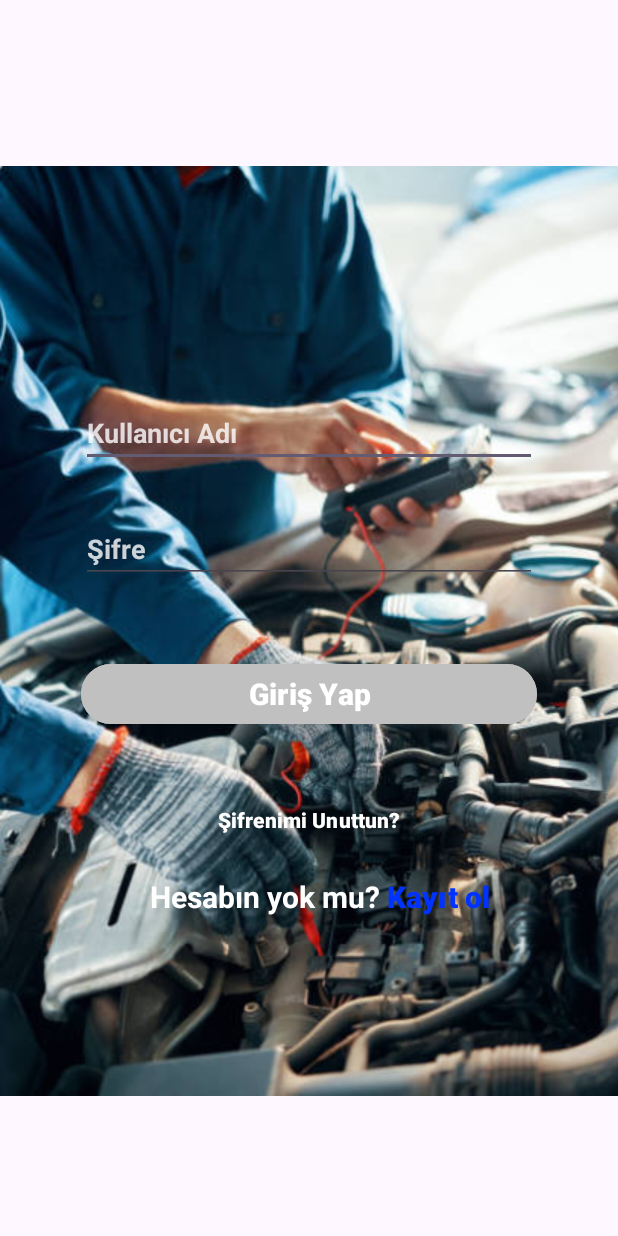
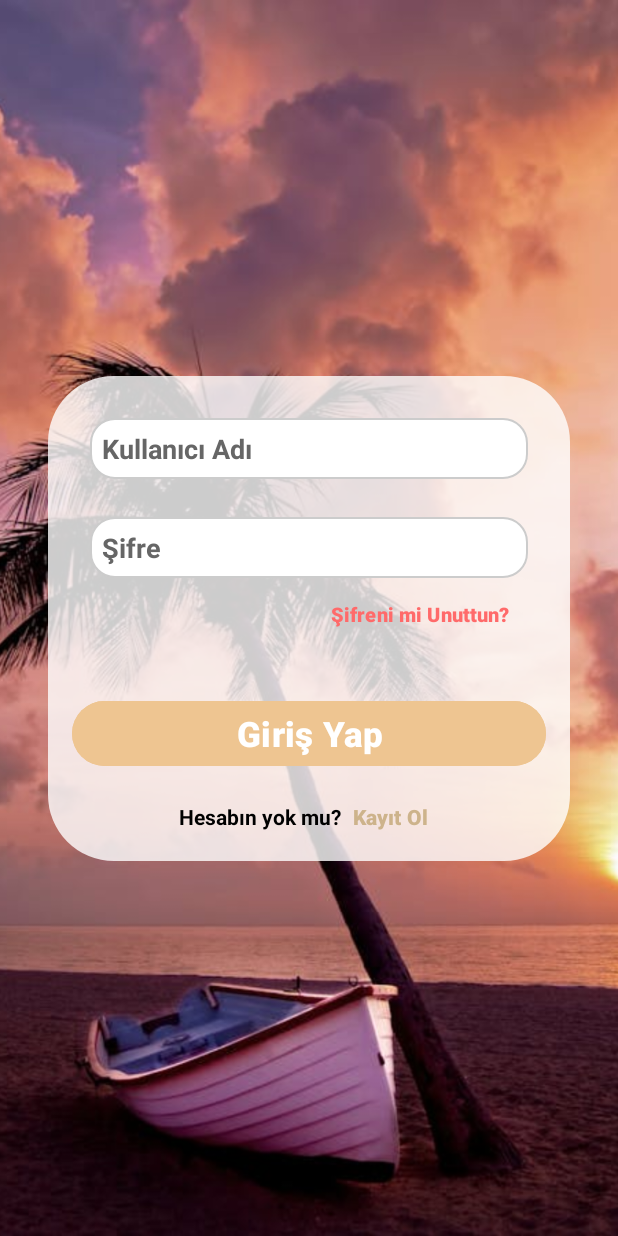
Before and after one commit to kguclu1054/Finding_a_Car_Master, an Android app: the screen it shows after launch (MainActivity), on a phone screen of 412 x 824 dp. Run offline under Robolectric (Android 15) with nearby library versions, the phone set to English and light mode, and no system bars; libraries missing offline, so code that uses them is left out: io.github.jan.supabase, jp.wasabeef.glide.

Commit message:
-auth part edited
-loginPage edited

```diff
--- a/app/src/main/AndroidManifest.xml
+++ b/app/src/main/AndroidManifest.xml
@@ -24,6 +24,8 @@
             </intent-filter>
         </activity>
         <activity android:name=".Register" />
+
+
     </application>
 
 </manifest>
--- a/app/src/main/java/com/kaanguclu/industryproject/MainActivity.kt
+++ b/app/src/main/java/com/kaanguclu/industryproject/MainActivity.kt
@@ -37,15 +37,13 @@ class MainActivity : AppCompatActivity() {
         val view = binding.root
         setContentView(view)
 
-        // Arka plan bulanık resim
-        Glide.with(this)
-            .load(R.drawable.car_img3)
-            .apply(RequestOptions.bitmapTransform(BlurTransformation(23, 2)))
-            .skipMemoryCache(true)
-            .diskCacheStrategy(DiskCacheStrategy.NONE)
-            .into(binding.loginBackground)
+        binding.btnKayitOl.setOnClickListener {
+            val intent = Intent(this@MainActivity, Register::class.java)
+            startActivity(intent)
+        }
 
-        // Giriş butonuna tıklama
+
+
         binding.loginButton.setOnClickListener {
             val email = binding.loginEmail.text.toString()
             val password = binding.loginPassword.text.toString()
@@ -69,6 +67,8 @@ class MainActivity : AppCompatActivity() {
             } else {
                 Toast.makeText(this@MainActivity, "Lütfen e-posta ve şifre girin!", Toast.LENGTH_SHORT).show()
             }
+
+
         }
     }
 }
--- a/app/src/main/java/com/kaanguclu/industryproject/Register.kt
+++ b/app/src/main/java/com/kaanguclu/industryproject/Register.kt
@@ -12,6 +12,8 @@ import io.github.jan.supabase.auth.auth
 import io.github.jan.supabase.auth.providers.builtin.Email
 import jp.wasabeef.glide.transformations.BlurTransformation
 import kotlinx.coroutines.launch
+import kotlinx.serialization.json.buildJsonObject
+import kotlinx.serialization.json.put
 
 class Register : AppCompatActivity() {
 
@@ -24,33 +26,45 @@ class Register : AppCompatActivity() {
         val view = binding.root
         setContentView(view)
 
-        Glide.with(this)
-            .load(R.drawable.car_img2)
-            .apply(RequestOptions.bitmapTransform(BlurTransformation(35, 2))) // (blurRadius, sampling)
-            .into(binding.registerBackground)
+
 
         binding.btnGirisYap.setOnClickListener {
             val intent = Intent(this, MainActivity::class.java)
             startActivity(intent)
         }
 
-        // Kayıt butonu için
+        // Kayıt butonu için - GÜNCELLENDİ
         binding.registerButton.setOnClickListener {
             val email = binding.registerEmail.text.toString()
             val password = binding.registerPassword.text.toString()
+            val name = binding.registerName.text.toString() // Yeni alan
+            val phone = binding.registerPhone.text.toString() // Yeni alan
 
-            if (email.isNotEmpty() && password.isNotEmpty()) {
+            if (email.isNotEmpty() && password.isNotEmpty() && name.isNotEmpty() && phone.isNotEmpty()) {
                 lifecycleScope.launch {
                     try {
                         val result = supabase.auth.signUpWith(Email) {
                             this.email = email
                             this.password = password
+
+                            data = buildJsonObject {
+                                put("name", name)
+                                put("phone", phone)
+                            }
                         }
                         Toast.makeText(this@Register, "Kayıt başarılı! E-posta doğrulaması kontrol edin.", Toast.LENGTH_LONG).show()
+
+                        // Başarılı kayıttan sonra login sayfasına dön
+                        val intent = Intent(this@Register, MainActivity::class.java)
+                        startActivity(intent)
+                        finish()
+
                     } catch (e: Exception) {
                         Toast.makeText(this@Register, "Kayıt başarısız: ${e.message}", Toast.LENGTH_SHORT).show()
                     }
                 }
+            } else {
+                Toast.makeText(this@Register, "Lütfen tüm alanları doldurun!", Toast.LENGTH_SHORT).show()
             }
         }
     }
--- /dev/null
+++ b/app/src/main/res/drawable/cardview_background.xml
@@ -0,0 +1,8 @@
+<?xml version="1.0" encoding="utf-8"?>
+<shape xmlns:android="http://schemas.android.com/apk/res/android"
+    android:shape="rectangle">
+
+    <solid android:color="#CCFFFFFF"/>
+
+    <corners android:radius="44dp"/>
+</shape>
--- /dev/null
+++ b/app/src/main/res/drawable/edittext_border.xml
@@ -0,0 +1,18 @@
+<?xml version="1.0" encoding="utf-8"?>
+<shape xmlns:android="http://schemas.android.com/apk/res/android"
+    android:shape="rectangle">
+
+    <solid android:color="#FFFFFF"/> <!-- Arka plan rengi -->
+
+    <stroke
+        android:width="1dp"
+        android:color="#CCCCCC"/> <!-- Border rengi -->
+
+    <corners android:radius="16dp"/> <!-- Köşelerin yuvarlaklığı -->
+
+    <padding
+        android:left="8dp"
+        android:top="8dp"
+        android:right="8dp"
+        android:bottom="8dp"/>
+</shape>
--- a/app/src/main/res/layout/activity_main.xml
+++ b/app/src/main/res/layout/activity_main.xml
@@ -1,5 +1,6 @@
 <?xml version="1.0" encoding="utf-8"?>
-<androidx.constraintlayout.widget.ConstraintLayout xmlns:android="http://schemas.android.com/apk/res/android"
+<androidx.constraintlayout.widget.ConstraintLayout
+    xmlns:android="http://schemas.android.com/apk/res/android"
     xmlns:app="http://schemas.android.com/apk/res-auto"
     xmlns:tools="http://schemas.android.com/tools"
     android:id="@+id/main"
@@ -7,112 +8,122 @@
     android:layout_height="match_parent"
     tools:context=".MainActivity">
 
+
     <ImageView
         android:id="@+id/login_background"
-        android:layout_width="413dp"
-        android:layout_height="736dp"
+        android:layout_width="match_parent"
+        android:layout_height="match_parent"
+        android:scaleType="centerCrop"
+        android:src="@drawable/img5"/>
+
+
+    <FrameLayout
+        android:layout_width="0dp"
+        android:layout_height="wrap_content"
+        android:layout_margin="32dp"
+        app:layout_constraintTop_toTopOf="parent"
         app:layout_constraintBottom_toBottomOf="parent"
+        app:layout_constraintStart_toStartOf="parent"
         app:layout_constraintEnd_toEndOf="parent"
-        app:layout_constraintStart_toStartOf="parent"
-        app:layout_constraintTop_toTopOf="parent"
-        app:layout_constraintVertical_bias="0.6"
-        app:srcCompat="@drawable/car_img3" />
+        app:layout_constraintVertical_bias="0.5"
+        android:background="@drawable/cardview_background">
+
+
+            <LinearLayout
+                android:layout_width="match_parent"
+                android:layout_height="wrap_content"
+                android:orientation="vertical"
+                android:padding="16dp">
 
                 <EditText
                     android:id="@+id/login_email"
-        android:layout_width="0dp"
+                    android:layout_width="match_parent"
                     android:layout_height="wrap_content"
-        android:layout_marginStart="54dp"
-        android:layout_marginTop="266dp"
-        android:layout_marginEnd="54dp"
+                    android:hint="Kullanıcı Adı"
                     android:textStyle="bold"
-        android:ems="10"
-        android:hint="Kullanıcı Adı"
-        android:textColorHint="#CCFFFFFF"
-        android:textColor="#FFFFFFFF"
                     android:inputType="textEmailAddress"
-        app:layout_constraintEnd_toEndOf="parent"
-        app:layout_constraintStart_toStartOf="parent"
-        app:layout_constraintTop_toTopOf="parent" />
+                    android:textColorHint="#666666"
+                    android:textColor="#000000"
+                    android:layout_marginTop="12dp"
+                    android:layout_marginStart="12dp"
+                    android:layout_marginEnd="12dp"
+                    android:background="@drawable/edittext_border" />
 
                 <EditText
                     android:id="@+id/login_password"
-        android:layout_width="0dp"
+                    android:layout_width="match_parent"
                     android:layout_height="wrap_content"
-        android:layout_marginStart="54dp"
-        android:layout_marginTop="32dp"
-        android:layout_marginEnd="54dp"
+                    android:hint="Şifre"
                     android:textStyle="bold"
-        android:ems="10"
-        android:textColorHint="#CCFFFFFF"
-        android:textColor="#FFFFFFFF"
-        android:hint="Şifre"
                     android:inputType="textPassword"
-        app:layout_constraintEnd_toEndOf="parent"
-        app:layout_constraintStart_toStartOf="parent"
-        app:layout_constraintTop_toBottomOf="@+id/login_email" />
+                    android:textColorHint="#666666"
+                    android:textColor="#000000"
+                    android:layout_marginTop="25dp"
+                    android:layout_marginStart="12dp"
+                    android:layout_marginEnd="12dp"
+                    android:background="@drawable/edittext_border" />
 
-    <Button
-        android:id="@+id/login_button"
-        android:layout_width="0dp"
+
+                <LinearLayout
+                    android:layout_width="match_parent"
                     android:layout_height="wrap_content"
-        android:layout_marginStart="54dp"
-        android:layout_marginTop="50dp"
-        android:layout_marginEnd="54dp"
-        android:backgroundTint="#C0C0C0	"
-        android:text="Giriş Yap"
-        android:textSize="20sp"
-        android:textStyle="bold"
-        app:layout_constraintEnd_toEndOf="parent"
-        app:layout_constraintStart_toStartOf="parent"
-        app:layout_constraintTop_toBottomOf="@+id/login_password" />
-
+                    android:gravity="end">
                     <Button
                         android:id="@+id/forgot_password_button"
                         android:layout_width="wrap_content"
                         android:layout_height="wrap_content"
-        android:layout_marginTop="46dp"
+                        android:text="Şifreni mi Unuttun?"
                         android:background="@android:color/transparent"
-        android:minWidth="0dp"
-        android:minHeight="0dp"
-        android:padding="0dp"
-        android:text="Şifrenimi Unuttun?"
-        android:textAlignment="center"
                         android:textStyle="bold"
-        app:layout_constraintEnd_toEndOf="parent"
-        app:layout_constraintStart_toStartOf="parent"
-        app:layout_constraintTop_toBottomOf="@+id/login_button" />
+                        android:textColor="#ff6a6a"
+                        android:textSize="13sp"/>
+                </LinearLayout>
+
+                <Button
+                    android:id="@+id/login_button"
+                    android:layout_width="match_parent"
+                    android:layout_height="wrap_content"
+                    android:text="Giriş Yap"
+                    android:textSize="23sp"
+                    android:textStyle="bold"
+                    android:layout_marginTop="30dp"
+                    android:backgroundTint="#eec591"/>
+
+
+
+                <LinearLayout
+                    android:layout_width="match_parent"
+                    android:layout_height="wrap_content"
+                    android:orientation="horizontal"
+                    android:gravity="center_horizontal"
+                    android:layout_marginTop="16dp">
 
                     <TextView
                         android:id="@+id/text_hesabin_yok_mu"
                         android:layout_width="wrap_content"
                         android:layout_height="wrap_content"
                         android:text="Hesabın yok mu?"
-        android:textColor="#FFFFFF"
-        android:textSize="20sp"
+                        android:textColor="#000000"
+                        android:textSize="14sp"
                         android:textStyle="bold"
-        app:layout_constraintTop_toBottomOf="@+id/forgot_password_button"
-        app:layout_constraintStart_toStartOf="parent"
-        android:layout_marginTop="24dp"
-        android:layout_marginStart="100dp" />
+                        android:includeFontPadding="false"
+                        android:layout_marginEnd="0dp" />
 
                     <Button
                         android:id="@+id/btn_kayit_ol"
-        android:layout_width="wrap_content"
+                        android:layout_width="65dp"
                         android:layout_height="wrap_content"
-        android:text="Kayıt ol"
+                        android:text="Kayıt Ol"
+                        android:textColor="#cdb38b"
+                        android:textSize="14sp"
+                        android:textStyle="bold"
                         android:background="@android:color/transparent"
-        android:textColor="#0033FF"
-        android:textSize="20sp"
-        android:textStyle="bold"
+                        android:padding="0dp"
                         android:minWidth="0dp"
-        android:minHeight="0dp"
-        android:padding="0dp"
-        app:layout_constraintTop_toTopOf="@+id/text_hesabin_yok_mu"
-        app:layout_constraintBottom_toBottomOf="@+id/text_hesabin_yok_mu"
-        app:layout_constraintStart_toEndOf="@+id/text_hesabin_yok_mu"
-        android:layout_marginStart="4dp" />
+                        android:minHeight="0dp" />
+                </LinearLayout>
 
+            </LinearLayout>
 
-
+    </FrameLayout>
 </androidx.constraintlayout.widget.ConstraintLayout>
--- a/app/src/main/res/layout/register.xml
+++ b/app/src/main/res/layout/register.xml
@@ -16,7 +16,7 @@
         app:layout_constraintStart_toStartOf="parent"
         app:layout_constraintTop_toTopOf="parent"
         app:layout_constraintVertical_bias="0.0"
-        app:srcCompat="@drawable/car_img2" />
+        android:background="@drawable/img4" />
 
     <EditText
         android:id="@+id/register_name"
@@ -128,14 +128,14 @@
         android:id="@+id/text_hesabin_var"
         android:layout_width="wrap_content"
         android:layout_height="wrap_content"
-        android:layout_marginStart="64dp"
-        android:layout_marginTop="48dp"
+        android:layout_marginStart="68dp"
+        android:layout_marginTop="50dp"
         android:text="Zaten bir Hesabınız var mı"
         android:textColor="#FFFFFF"
         android:textSize="18sp"
         android:textStyle="bold"
         app:layout_constraintStart_toStartOf="parent"
-        app:layout_constraintTop_toBottomOf="@+id/login_button" />
+        app:layout_constraintTop_toBottomOf="@+id/register_button" />
 
     <Button
         android:id="@+id/btn_giris_yap"
```
Also changed, not shown: app/src/main/res/drawable/img4.webp (added), app/src/main/res/drawable/img5.jpeg (added). Lines whose indentation alone changed are shown as unchanged.
